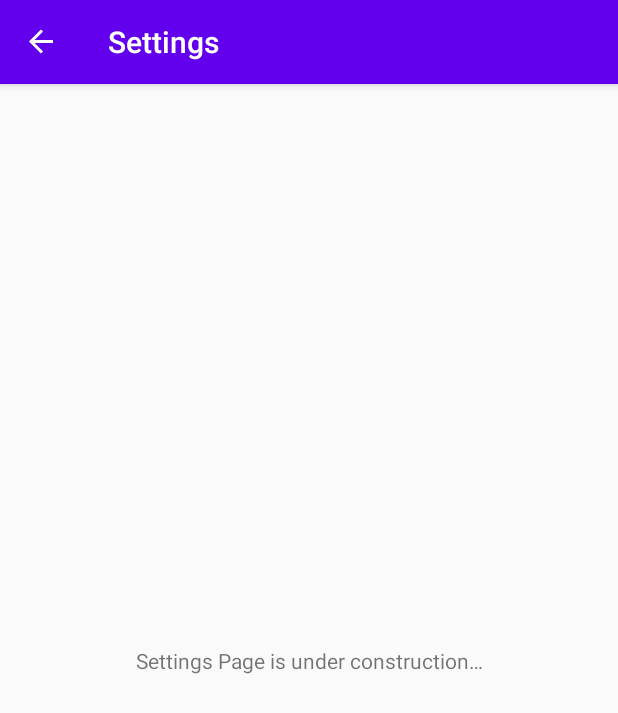
After one commit to saberLiou/ProfileAndroidApp, an Android app: the SettingsFragment screen opened through its navigation route, on a phone screen of 412 x 824 dp. The commit adds this screen. Shown: the top 713 px of the screen. Run offline under Robolectric (Android 15) with nearby library versions, the phone set to English and light mode, and no system bars; our stand-ins replace navigation-ui; libraries missing offline, so code that uses them is left out: com.afollestad.materialdialogs.

Commit message:
Add Navigation Component, separate HomeFragment from MainActivity, refactor MainActivityTest to HomeFragmentTest and Add options menu for navigating to SettingsFragment.

```diff
--- /dev/null
+++ b/app/src/main/java/saberliou/demo/profile/HomeFragment.kt
@@ -0,0 +1,110 @@
+package saberliou.demo.profile
+
+import android.os.Bundle
+import android.view.*
+import androidx.databinding.DataBindingUtil
+import androidx.fragment.app.Fragment
+import androidx.navigation.findNavController
+import androidx.navigation.ui.NavigationUI
+import com.afollestad.materialdialogs.MaterialDialog
+import com.afollestad.materialdialogs.input.input
+import saberliou.demo.profile.databinding.FragmentHomeBinding
+import java.util.*
+
+/**
+ * A simple [Fragment] subclass.
+ * Use the [HomeFragment.newInstance] factory method to
+ * create an instance of this fragment.
+ */
+class HomeFragment : Fragment() {
+    private lateinit var binding: FragmentHomeBinding
+    private val developer = Developer()
+
+    override fun onCreate(savedInstanceState: Bundle?) {
+        super.onCreate(savedInstanceState)
+        arguments?.let {
+
+        }
+    }
+
+    override fun onCreateView(
+        inflater: LayoutInflater, container: ViewGroup?,
+        savedInstanceState: Bundle?
+    ): View? {
+        // Inflate the layout for this fragment
+        binding = DataBindingUtil.inflate(inflater, R.layout.fragment_home, container, false)
+
+        setHasOptionsMenu(true)
+
+        binding.developer = developer
+        binding.ibtnDeveloperEditName.setOnClickListener {
+            launchMaterialDialog(R.string.homeFragment_mdEditDeveloperNameTitle_text)
+        }
+        binding.ibtnDeveloperEditMotto.setOnClickListener {
+            launchMaterialDialog(R.string.homeFragment_mdEditDeveloperMottoTitle_text)
+        }
+
+        return binding.root
+    }
+
+    override fun onCreateOptionsMenu(menu: Menu, inflater: MenuInflater) {
+        super.onCreateOptionsMenu(menu, inflater)
+        inflater.inflate(R.menu.options_menu, menu)
+    }
+
+    override fun onOptionsItemSelected(item: MenuItem): Boolean {
+        return NavigationUI.onNavDestinationSelected(item, requireView().findNavController())
+                || super.onOptionsItemSelected(item)
+    }
+
+    private fun launchMaterialDialog(titleTextResourceId: Int) {
+        activity?.let {
+            MaterialDialog(it).show {
+                input(waitForPositiveButton = true, allowEmpty = false) { _, value ->
+                    val valueStr = value.toString()
+                    val message = when (titleTextResourceId) {
+                        R.string.homeFragment_mdEditDeveloperNameTitle_text -> {
+                            developer.name = valueStr
+                            makeToastString(UpdateTypes.NAME.getType(), valueStr)
+                        }
+                        R.string.homeFragment_mdEditDeveloperMottoTitle_text -> {
+                            developer.motto = valueStr
+                            makeToastString(UpdateTypes.MOTTO.getType(), valueStr)
+                        }
+                        else -> ""
+                    }
+                    binding.invalidateAll() // Refresh the UI with the value in the updated binding object.
+                    when (val activity = activity) {
+                        is MainActivity -> activity.showToast(message)
+                    }
+                }
+                title(titleTextResourceId)
+                positiveButton(R.string.homeFragment_mdEditDeveloperButton_text)
+            }
+        }
+    }
+
+    companion object {
+        /**
+         * Use this factory method to create a new instance of
+         * this fragment using the provided parameters.
+         *
+         * @return A new instance of fragment HomeFragment.
+         */
+        @JvmStatic
+        fun newInstance() =
+            HomeFragment().apply {
+                arguments = Bundle().apply {
+
+                }
+            }
+
+        fun makeToastString(field: String, value: String) = "Your $field is $value now."
+
+        enum class UpdateTypes {
+            NAME, MOTTO;
+
+            fun getType() = this.toString().toLowerCase(Locale.ROOT)
+        }
+    }
+}
--- a/app/src/main/java/saberliou/demo/profile/MainActivity.kt
+++ b/app/src/main/java/saberliou/demo/profile/MainActivity.kt
@@ -4,67 +4,28 @@ import android.os.Bundle
 import android.widget.Toast
 import androidx.annotation.VisibleForTesting
 import androidx.appcompat.app.AppCompatActivity
-import androidx.databinding.DataBindingUtil
-import com.afollestad.materialdialogs.MaterialDialog
-import com.afollestad.materialdialogs.input.input
-import saberliou.demo.profile.databinding.ActivityMainBinding
-import java.util.*
+import androidx.navigation.NavController
+import androidx.navigation.fragment.NavHostFragment
+import androidx.navigation.ui.NavigationUI
 
 class MainActivity : AppCompatActivity() {
-    private lateinit var binding: ActivityMainBinding
-    private val developer = Developer()
+    private lateinit var navController: NavController
 
     @VisibleForTesting(otherwise = VisibleForTesting.PRIVATE)
     var toast: Toast? = null
 
-    companion object {
-        enum class UpdateTypes {
-            NAME, MOTTO;
-
-            fun getType() = this.toString().toLowerCase(Locale.ROOT)
-        }
-
-        fun makeToastString(field: String, value: String) = "Your $field is $value now."
+    override fun onCreate(savedInstanceState: Bundle?) {
+        super.onCreate(savedInstanceState)
+        setContentView(R.layout.activity_main)
+        navController = (supportFragmentManager.findFragmentById(R.id.navHostFragment) as NavHostFragment).navController
+        NavigationUI.setupActionBarWithNavController(this, navController)
     }
 
-    override fun onCreate(savedInstanceState: Bundle?) {
-        super.onCreate(savedInstanceState)
-        binding = DataBindingUtil.setContentView(this, R.layout.activity_main)
-        binding.developer = developer
-
-        binding.ibtnDeveloperEditName.setOnClickListener {
-            launchMaterialDialog(R.string.mainActivity_mdEditDeveloperNameTitle_text)
-        }
-
-        binding.ibtnDeveloperEditMotto.setOnClickListener {
-            launchMaterialDialog(R.string.mainActivity_mdEditDeveloperMottoTitle_text)
-        }
+    override fun onSupportNavigateUp(): Boolean {
+        return navController.navigateUp() || super.onSupportNavigateUp()
     }
 
-    private fun launchMaterialDialog(titleTextResourceId: Int) {
-        MaterialDialog(this).show {
-            input(waitForPositiveButton = true, allowEmpty = false) { _, value ->
-                val valueStr = value.toString()
-                val message = when (titleTextResourceId) {
-                    R.string.mainActivity_mdEditDeveloperNameTitle_text -> {
-                        developer.name = valueStr
-                        makeToastString(UpdateTypes.NAME.getType(), valueStr)
-                    }
-                    R.string.mainActivity_mdEditDeveloperMottoTitle_text -> {
-                        developer.motto = valueStr
-                        makeToastString(UpdateTypes.MOTTO.getType(), valueStr)
-                    }
-                    else -> ""
-                }
-                binding.invalidateAll() // Refresh the UI with the value in the updated binding object.
-                showToast(message)
-            }
-            title(titleTextResourceId)
-            positiveButton(R.string.mainActivity_mdEditDeveloperButton_text)
-        }
-    }
-
-    private fun showToast(message: String) {
+    fun showToast(message: String) {
         toast = Toast.makeText(this, message, Toast.LENGTH_SHORT)?.also { it.show() }
     }
 }
--- /dev/null
+++ b/app/src/main/java/saberliou/demo/profile/SettingsFragment.kt
@@ -0,0 +1,45 @@
+package saberliou.demo.profile
+
+import android.os.Bundle
+import android.view.LayoutInflater
+import android.view.View
+import android.view.ViewGroup
+import androidx.fragment.app.Fragment
+
+/**
+ * A simple [Fragment] subclass.
+ * Use the [SettingsFragment.newInstance] factory method to
+ * create an instance of this fragment.
+ */
+class SettingsFragment : Fragment() {
+    override fun onCreate(savedInstanceState: Bundle?) {
+        super.onCreate(savedInstanceState)
+        arguments?.let {
+
+        }
+    }
+
+    override fun onCreateView(
+        inflater: LayoutInflater, container: ViewGroup?,
+        savedInstanceState: Bundle?
+    ): View? {
+        // Inflate the layout for this fragment
+        return inflater.inflate(R.layout.fragment_settings, container, false)
+    }
+
+    companion object {
+        /**
+         * Use this factory method to create a new instance of
+         * this fragment using the provided parameters.
+         *
+         * @return A new instance of fragment SettingsFragment.
+         */
+        @JvmStatic
+        fun newInstance() =
+            SettingsFragment().apply {
+                arguments = Bundle().apply {
+
+                }
+            }
+    }
+}
--- a/app/src/main/res/layout/activity_main.xml
+++ b/app/src/main/res/layout/activity_main.xml
@@ -1,96 +1,17 @@
 <?xml version="1.0" encoding="utf-8"?>
-<layout xmlns:android="http://schemas.android.com/apk/res/android"
+<androidx.constraintlayout.widget.ConstraintLayout xmlns:android="http://schemas.android.com/apk/res/android"
     xmlns:app="http://schemas.android.com/apk/res-auto"
     xmlns:tools="http://schemas.android.com/tools"
+    android:layout_width="match_parent"
+    android:layout_height="match_parent"
     tools:context=".MainActivity">
 
-    <data>
-        <variable
-            name="developer"
-            type="saberliou.demo.profile.Developer" />
-    </data>
+    <androidx.fragment.app.FragmentContainerView
+        android:id="@+id/navHostFragment"
+        android:name="androidx.navigation.fragment.NavHostFragment"
+        android:layout_width="match_parent"
+        android:layout_height="match_parent"
+        app:defaultNavHost="true"
+        app:navGraph="@navigation/navigation" />
 
-    <androidx.constraintlayout.widget.ConstraintLayout
-        android:layout_width="match_parent"
-        android:layout_height="match_parent">
-
-        <androidx.constraintlayout.widget.ConstraintLayout
-            android:layout_width="0dp"
-            android:layout_height="250dp"
-            app:layout_constraintBottom_toBottomOf="parent"
-            app:layout_constraintEnd_toEndOf="parent"
-            app:layout_constraintHorizontal_bias="0.0"
-            app:layout_constraintStart_toStartOf="parent"
-            app:layout_constraintTop_toTopOf="parent"
-            app:layout_constraintVertical_bias="0.0">
-
-            <ImageView
-                android:id="@+id/ivDeveloperImage"
-                android:layout_width="100dp"
-                android:layout_height="100dp"
-                android:layout_gravity="center"
-                android:contentDescription="@string/mainActivity_tvDeveloperImage_contentDescription"
-                app:layout_constraintBottom_toTopOf="@+id/tvDeveloperName"
-                app:layout_constraintEnd_toEndOf="parent"
-                app:layout_constraintStart_toStartOf="parent"
-                app:layout_constraintTop_toTopOf="parent"
-                app:srcCompat="@drawable/head_photo" />
-
-            <TextView
-                android:id="@+id/tvDeveloperName"
-                android:layout_width="0dp"
-                android:layout_height="36dp"
-                android:layout_marginStart="36dp"
-                android:gravity="center"
-                android:text="@={developer.name}"
-                android:textAlignment="center"
-                android:textSize="24sp"
-                app:layout_constraintBottom_toTopOf="@+id/tvDeveloperMotto"
-                app:layout_constraintEnd_toStartOf="@+id/ibtnDeveloperEditName"
-                app:layout_constraintStart_toStartOf="parent"
-                app:layout_constraintTop_toBottomOf="@+id/ivDeveloperImage" />
-
-            <TextView
-                android:id="@+id/tvDeveloperMotto"
-                android:layout_width="0dp"
-                android:layout_height="0dp"
-                android:layout_marginStart="36dp"
-                android:gravity="center"
-                android:text="@={developer.motto}"
-                android:textAlignment="center"
-                android:textSize="14sp"
-                android:textStyle="bold"
-                app:layout_constraintBottom_toBottomOf="parent"
-                app:layout_constraintEnd_toStartOf="@+id/ibtnDeveloperEditMotto"
-                app:layout_constraintStart_toStartOf="parent"
-                app:layout_constraintTop_toBottomOf="@+id/tvDeveloperName" />
-
-            <ImageButton
-                android:id="@+id/ibtnDeveloperEditName"
-                android:layout_width="wrap_content"
-                android:layout_height="wrap_content"
-                android:background="@android:color/transparent"
-                android:contentDescription="@string/mainActivity_ibtnDeveloperEditName_contentDescription"
-                app:layout_constraintBottom_toBottomOf="@+id/tvDeveloperName"
-                app:layout_constraintEnd_toEndOf="parent"
-                app:layout_constraintStart_toEndOf="@id/tvDeveloperName"
-                app:layout_constraintTop_toTopOf="@+id/tvDeveloperName"
-                app:srcCompat="@drawable/edit" />
-
-            <ImageButton
-                android:id="@+id/ibtnDeveloperEditMotto"
-                android:layout_width="wrap_content"
-                android:layout_height="wrap_content"
-                android:background="@android:color/transparent"
-                android:contentDescription="@string/mainActivity_ibtnDeveloperEditMotto_contentDescription"
-                app:layout_constraintBottom_toBottomOf="@id/tvDeveloperMotto"
-                app:layout_constraintEnd_toEndOf="parent"
-                app:layout_constraintStart_toEndOf="@id/tvDeveloperMotto"
-                app:layout_constraintTop_toTopOf="@+id/tvDeveloperMotto"
-                app:srcCompat="@drawable/edit" />
-
-        </androidx.constraintlayout.widget.ConstraintLayout>
-
-    </androidx.constraintlayout.widget.ConstraintLayout>
-
-</layout>
+</androidx.constraintlayout.widget.ConstraintLayout>
--- /dev/null
+++ b/app/src/main/res/layout/fragment_settings.xml
@@ -0,0 +1,18 @@
+<?xml version="1.0" encoding="utf-8"?>
+<androidx.constraintlayout.widget.ConstraintLayout xmlns:android="http://schemas.android.com/apk/res/android"
+    xmlns:app="http://schemas.android.com/apk/res-auto"
+    xmlns:tools="http://schemas.android.com/tools"
+    android:layout_width="match_parent"
+    android:layout_height="match_parent"
+    tools:context=".SettingsFragment">
+
+    <TextView
+        android:layout_width="wrap_content"
+        android:layout_height="wrap_content"
+        android:text="@string/settingsFragment_placeholder_text"
+        app:layout_constraintBottom_toBottomOf="parent"
+        app:layout_constraintEnd_toEndOf="parent"
+        app:layout_constraintStart_toStartOf="parent"
+        app:layout_constraintTop_toTopOf="parent" />
+
+</androidx.constraintlayout.widget.ConstraintLayout>
--- /dev/null
+++ b/app/src/main/res/menu/options_menu.xml
@@ -0,0 +1,8 @@
+<?xml version="1.0" encoding="utf-8"?>
+<menu xmlns:android="http://schemas.android.com/apk/res/android">
+
+    <item
+        android:id="@+id/settingsFragment"
+        android:title="@string/settingsFragment_actionBarTitle_text" />
+
+</menu>
--- /dev/null
+++ b/app/src/main/res/navigation/navigation.xml
@@ -0,0 +1,20 @@
+<?xml version="1.0" encoding="utf-8"?>
+<navigation xmlns:android="http://schemas.android.com/apk/res/android"
+    xmlns:app="http://schemas.android.com/apk/res-auto"
+    xmlns:tools="http://schemas.android.com/tools"
+    android:id="@+id/navigations"
+    app:startDestination="@id/homeFragment">
+
+    <fragment
+        android:id="@+id/homeFragment"
+        android:name="saberliou.demo.profile.HomeFragment"
+        android:label="@string/app_name"
+        tools:layout="@layout/fragment_home" />
+
+    <fragment
+        android:id="@+id/settingsFragment"
+        android:name="saberliou.demo.profile.SettingsFragment"
+        android:label="@string/settingsFragment_actionBarTitle_text"
+        tools:layout="@layout/fragment_settings" />
+
+</navigation>
--- a/app/src/main/res/values/strings.xml
+++ b/app/src/main/res/values/strings.xml
@@ -1,9 +1,11 @@
 <resources>
     <string name="app_name">saberLiou</string>
-    <string name="mainActivity_tvDeveloperImage_contentDescription">Developer\'s image</string>
-    <string name="mainActivity_ibtnDeveloperEditName_contentDescription">Edit Developer\'s name</string>
-    <string name="mainActivity_ibtnDeveloperEditMotto_contentDescription">Edit Developer\'s motto</string>
-    <string name="mainActivity_mdEditDeveloperNameTitle_text">Enter your name:</string>
-    <string name="mainActivity_mdEditDeveloperMottoTitle_text">Enter your motto:</string>
-    <string name="mainActivity_mdEditDeveloperButton_text">Update</string>
+    <string name="homeFragment_tvDeveloperImage_contentDescription">Developer\'s image</string>
+    <string name="homeFragment_ibtnDeveloperEditName_contentDescription">Edit Developer\'s name</string>
+    <string name="homeFragment_ibtnDeveloperEditMotto_contentDescription">Edit Developer\'s motto</string>
+    <string name="homeFragment_mdEditDeveloperNameTitle_text">Enter your name:</string>
+    <string name="homeFragment_mdEditDeveloperMottoTitle_text">Enter your motto:</string>
+    <string name="homeFragment_mdEditDeveloperButton_text">Update</string>
+    <string name="settingsFragment_actionBarTitle_text">Settings</string>
+    <string name="settingsFragment_placeholder_text">Settings Page is under construction…</string>
 </resources>
```
Also changed, not shown: app/build.gradle (+20 -0 lines), app/src/main/res/layout/fragment_home.xml (added, +96 -0 lines), 2 other files.
